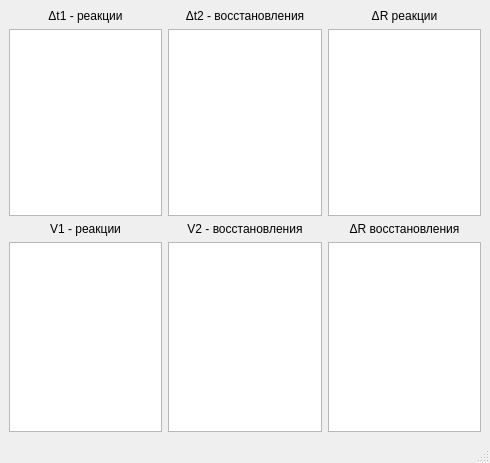
Old version of the form deltawin.ui in the repository Kortesss/NO3.
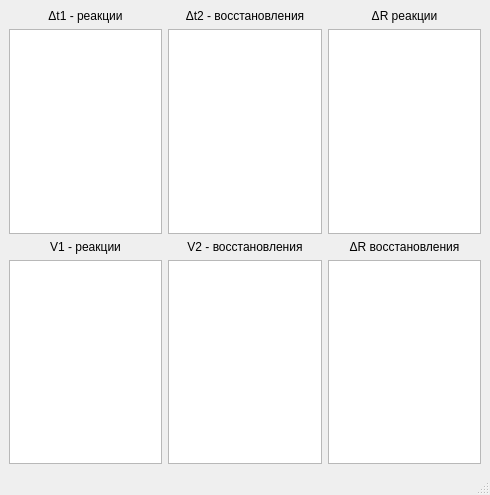
New version of the form.

Patch:
```diff
--- a/deltawin.ui
+++ b/deltawin.ui
@@ -7,21 +7,55 @@
     <x>0</x>
     <y>0</y>
     <width>490</width>
-    <height>463</height>
+    <height>495</height>
    </rect>
   </property>
+  <property name="sizePolicy">
+   <sizepolicy hsizetype="Expanding" vsizetype="Fixed">
+    <horstretch>0</horstretch>
+    <verstretch>0</verstretch>
+   </sizepolicy>
+  </property>
+  <property name="minimumSize">
+   <size>
+    <width>490</width>
+    <height>0</height>
+   </size>
+  </property>
   <property name="windowTitle">
    <string>MainWindow</string>
   </property>
   <widget class="QWidget" name="centralwidget">
-   <layout class="QGridLayout" name="gridLayout">
-    <item row="1" column="1" rowspan="3">
-     <widget class="QListWidget" name="list2"/>
-    </item>
-    <item row="1" column="0" rowspan="3">
-     <widget class="QListWidget" name="list1"/>
-    </item>
-    <item row="0" column="1">
+   <layout class="QVBoxLayout" name="verticalLayout_7">
+    <item>
+     <layout class="QHBoxLayout" name="horizontalLayout">
+      <item>
+       <layout class="QVBoxLayout" name="verticalLayout">
+        <item>
+         <widget class="QLabel" name="label">
+          <property name="text">
+           <string>Δt1 - реакции</string>
+          </property>
+          <property name="alignment">
+           <set>Qt::AlignCenter</set>
+          </property>
+         </widget>
+        </item>
+        <item>
+         <widget class="QListWidget" name="list1">
+          <property name="sizePolicy">
+           <sizepolicy hsizetype="Expanding" vsizetype="Expanding">
+            <horstretch>0</horstretch>
+            <verstretch>0</verstretch>
+           </sizepolicy>
+          </property>
+         </widget>
+        </item>
+       </layout>
+      </item>
+      <item>
+       <layout class="QVBoxLayout" name="verticalLayout_2">
+        <item>
      <widget class="QLabel" name="label_2">
       <property name="text">
        <string>Δt2 - восстановления</string>
@@ -31,7 +65,21 @@
       </property>
      </widget>
     </item>
-    <item row="0" column="2">
+        <item>
+         <widget class="QListWidget" name="list2">
+          <property name="sizePolicy">
+           <sizepolicy hsizetype="Expanding" vsizetype="Expanding">
+            <horstretch>0</horstretch>
+            <verstretch>0</verstretch>
+           </sizepolicy>
+          </property>
+         </widget>
+        </item>
+       </layout>
+      </item>
+      <item>
+       <layout class="QVBoxLayout" name="verticalLayout_3">
+        <item>
      <widget class="QLabel" name="label_3">
       <property name="text">
        <string>ΔR реакции</string>
@@ -41,21 +89,32 @@
       </property>
      </widget>
     </item>
-    <item row="0" column="0">
-     <widget class="QLabel" name="label">
-      <property name="text">
-       <string>Δt1 - реакции</string>
-      </property>
-      <property name="alignment">
-       <set>Qt::AlignCenter</set>
+        <item>
+         <widget class="QListWidget" name="listR1">
+          <property name="sizePolicy">
+           <sizepolicy hsizetype="Expanding" vsizetype="Expanding">
+            <horstretch>0</horstretch>
+            <verstretch>0</verstretch>
+           </sizepolicy>
       </property>
      </widget>
     </item>
-    <item row="5" column="0">
-     <widget class="QListWidget" name="listV1"/>
-    </item>
-    <item row="4" column="0">
+       </layout>
+      </item>
+     </layout>
+    </item>
+    <item>
+     <layout class="QHBoxLayout" name="horizontalLayout_2">
+      <item>
+       <layout class="QVBoxLayout" name="verticalLayout_4">
+        <item>
      <widget class="QLabel" name="label_5">
+          <property name="sizePolicy">
+           <sizepolicy hsizetype="Preferred" vsizetype="Preferred">
+            <horstretch>0</horstretch>
+            <verstretch>0</verstretch>
+           </sizepolicy>
+          </property>
       <property name="text">
        <string>V1 - реакции</string>
       </property>
@@ -64,8 +123,21 @@
       </property>
      </widget>
     </item>
-    <item row="4" column="1">
+        <item>
+         <widget class="QListWidget" name="listV1"/>
+        </item>
+       </layout>
+      </item>
+      <item>
+       <layout class="QVBoxLayout" name="verticalLayout_5">
+        <item>
      <widget class="QLabel" name="label_6">
+          <property name="sizePolicy">
+           <sizepolicy hsizetype="Preferred" vsizetype="Preferred">
+            <horstretch>0</horstretch>
+            <verstretch>0</verstretch>
+           </sizepolicy>
+          </property>
       <property name="text">
        <string>V2 - восстановления</string>
       </property>
@@ -74,14 +146,21 @@
       </property>
      </widget>
     </item>
-    <item row="5" column="1">
+        <item>
      <widget class="QListWidget" name="listV2"/>
     </item>
-    <item row="5" column="2">
-     <widget class="QListWidget" name="listR2"/>
-    </item>
-    <item row="4" column="2">
+       </layout>
+      </item>
+      <item>
+       <layout class="QVBoxLayout" name="verticalLayout_6">
+        <item>
      <widget class="QLabel" name="label_4">
+          <property name="sizePolicy">
+           <sizepolicy hsizetype="Preferred" vsizetype="Preferred">
+            <horstretch>0</horstretch>
+            <verstretch>0</verstretch>
+           </sizepolicy>
+          </property>
       <property name="text">
        <string>ΔR восстановления</string>
       </property>
@@ -90,10 +169,27 @@
       </property>
      </widget>
     </item>
-    <item row="1" column="2" rowspan="3">
-     <widget class="QListWidget" name="listR1"/>
-    </item>
-   </layout>
+        <item>
+         <widget class="QListWidget" name="listR2"/>
+        </item>
+       </layout>
+      </item>
+     </layout>
+    </item>
+   </layout>
+   <zorder>list2</zorder>
+   <zorder>list1</zorder>
+   <zorder>label_2</zorder>
+   <zorder>label_3</zorder>
+   <zorder>label</zorder>
+   <zorder>listV1</zorder>
+   <zorder>label_5</zorder>
+   <zorder>label_6</zorder>
+   <zorder>listV2</zorder>
+   <zorder>listR2</zorder>
+   <zorder>label_4</zorder>
+   <zorder>listR1</zorder>
+   <zorder>label_2</zorder>
   </widget>
   <widget class="QMenuBar" name="menubar">
    <property name="geometry">
```
Lines whose indentation alone changed are shown as unchanged.
